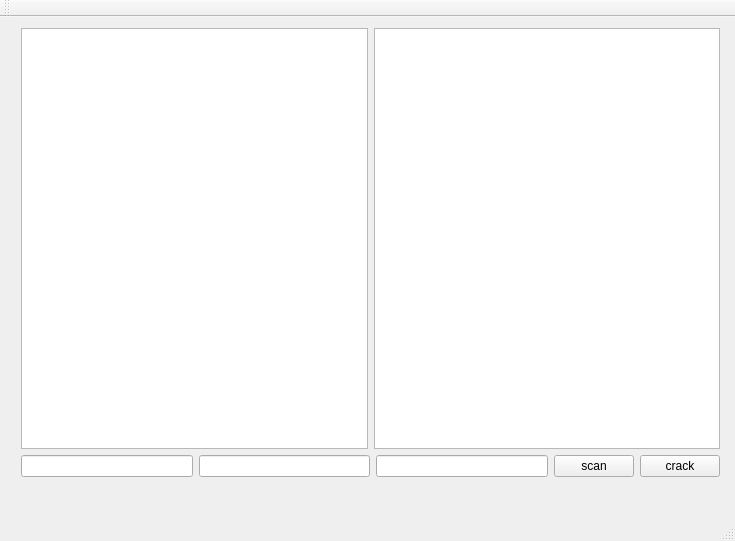
The window that wificrack/mainwindow.ui (xiangshuijiao/wificrack) describes before a commit, drawn with Qt 5.
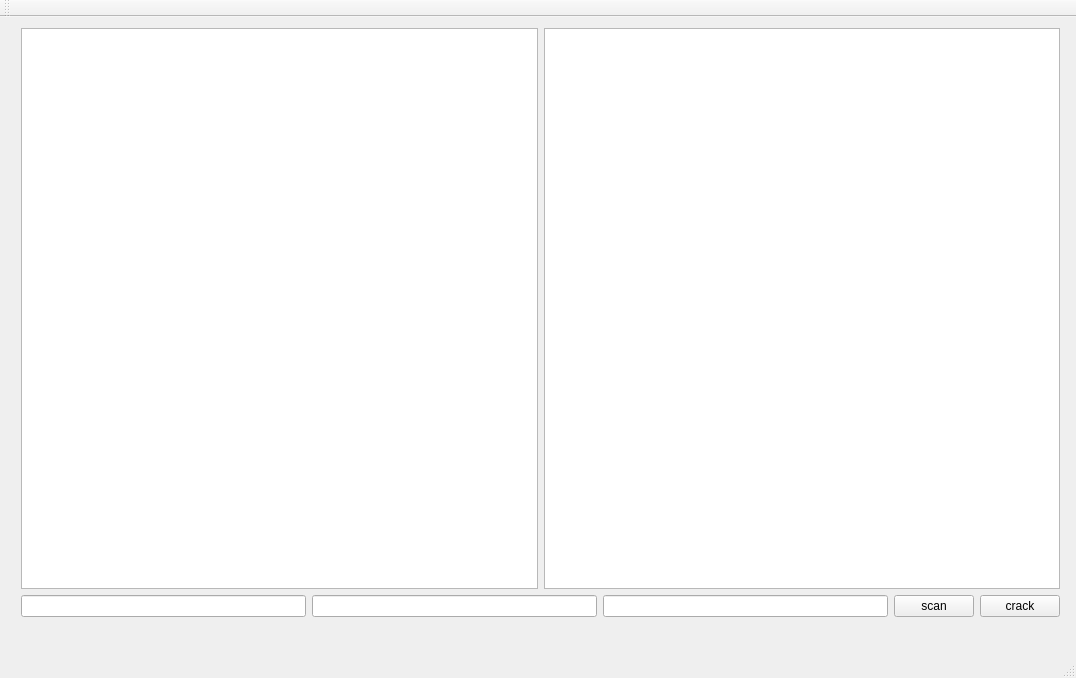
The same window after the commit.

```diff
--- a/wificrack/mainwindow.ui
+++ b/wificrack/mainwindow.ui
@@ -6,8 +6,8 @@
    <rect>
     <x>0</x>
     <y>0</y>
-    <width>735</width>
-    <height>541</height>
+    <width>1076</width>
+    <height>678</height>
    </rect>
   </property>
   <property name="windowTitle">
@@ -19,8 +19,8 @@
      <rect>
       <x>10</x>
       <y>0</y>
-      <width>721</width>
-      <height>471</height>
+      <width>1061</width>
+      <height>611</height>
      </rect>
     </property>
     <layout class="QVBoxLayout" name="verticalLayout">
```
Left out of the diff: 2 changed lines with no effect on the pictures.
